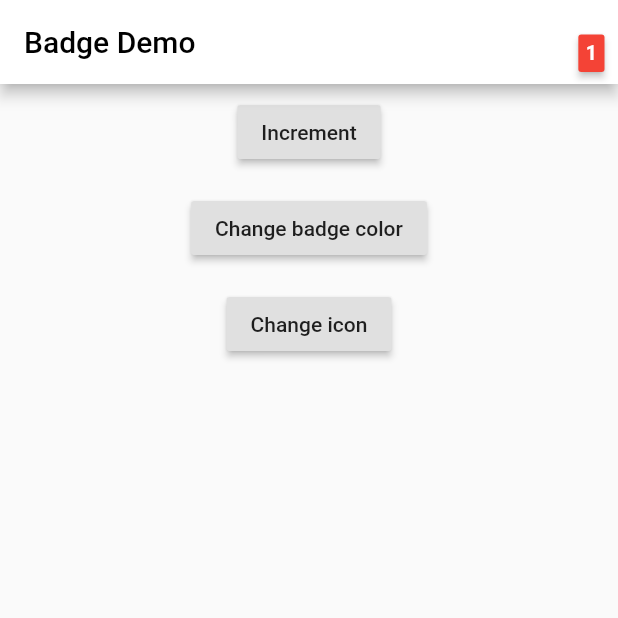
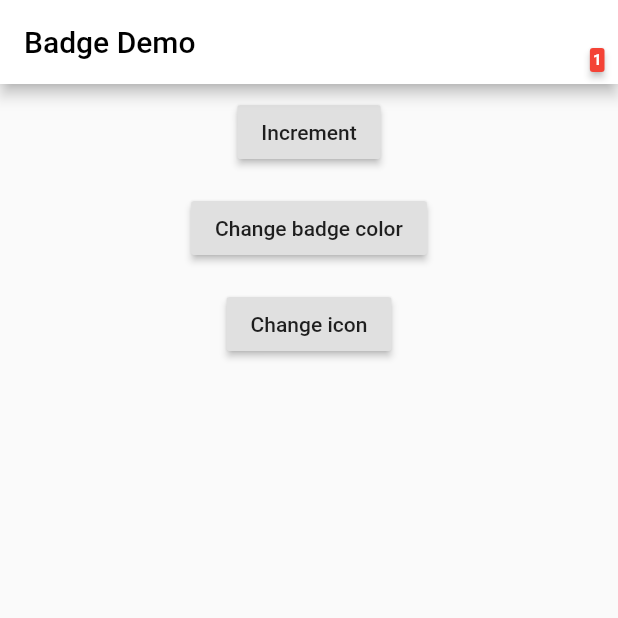
Before and after one commit to yako-dev/flutter_badges, a Flutter app: the screen it shows after launch, after a tap on "Increment", on a phone screen of 412 x 824 dp, the top half of it. Run offline on Flutter 3.47's test engine with Material 2 defaults, Android fonts, the phone set to English and light mode, and no system bars.

Commit message:
Added padding

```diff
--- a/example/lib/main.dart
+++ b/example/lib/main.dart
@@ -64,7 +64,12 @@ class _MyHomePageState extends State<MyHomePage> {
                 itemCount: _counter,
                 badgeColor: _color,
                 icon: _icon,
+                padding: EdgeInsets.all(2.0),
                 shape: BadgeShape.card,
+                textStyle: TextStyle(
+                    fontSize: 10.0,
+                    color: Colors.white,
+                    fontWeight: FontWeight.bold),
                 position: BadgePosition.bottomRight,
                 onPressed: () {}),
           ],
--- a/lib/src/badge_icon_button.dart
+++ b/lib/src/badge_icon_button.dart
@@ -15,6 +15,7 @@ class BadgeIconButton extends StatefulWidget {
   final BadgePosition position;
   final BadgeShape shape;
   final TextStyle textStyle;
+  final EdgeInsets padding;
 
   BadgeIconButton(
       {Key key,
@@ -30,7 +31,8 @@ class BadgeIconButton extends StatefulWidget {
         fontSize: 13.0,
         color: Colors.white,
         fontWeight: FontWeight.bold,
-      )})
+      ),
+      this.padding: const EdgeInsets.all(5.0)})
       : assert(itemCount >= 0),
         assert(badgeColor != null),
         super(key: key);
@@ -86,7 +88,7 @@ class BadgeIconButtonState extends State<BadgeIconButton>
         elevation: 2.0,
         color: widget.badgeColor,
         child: Padding(
-          padding: const EdgeInsets.all(5.0),
+          padding: widget.padding,
           child: Text(
             widget.itemCount.toString(),
             style: widget.textStyle,
```
